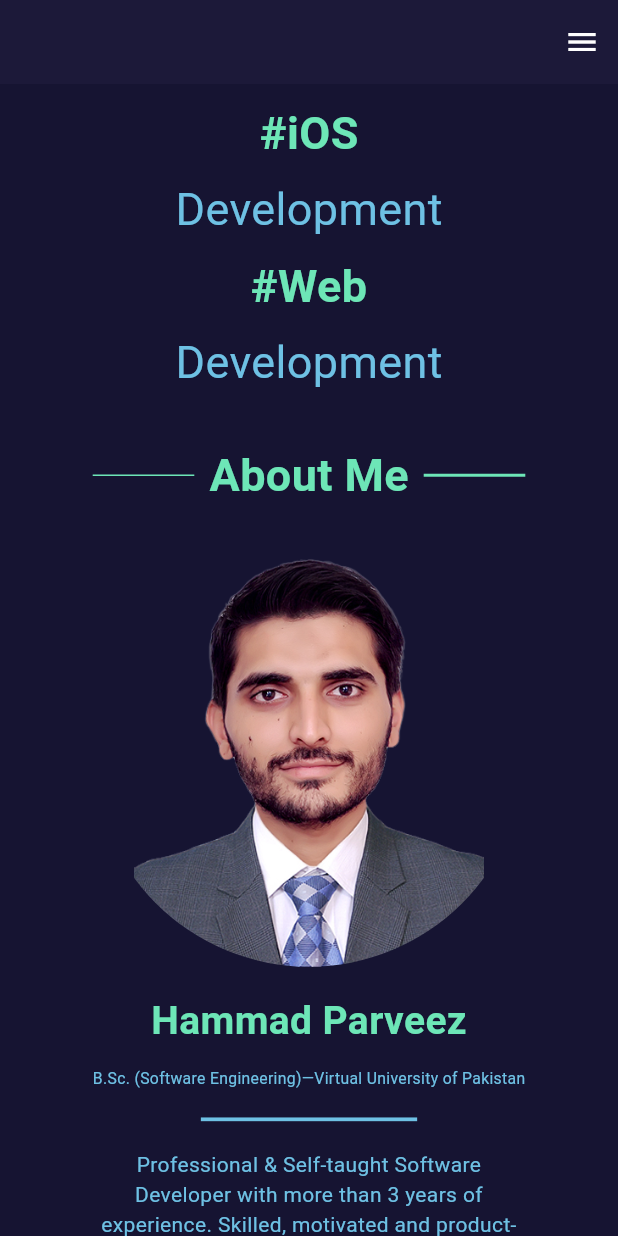
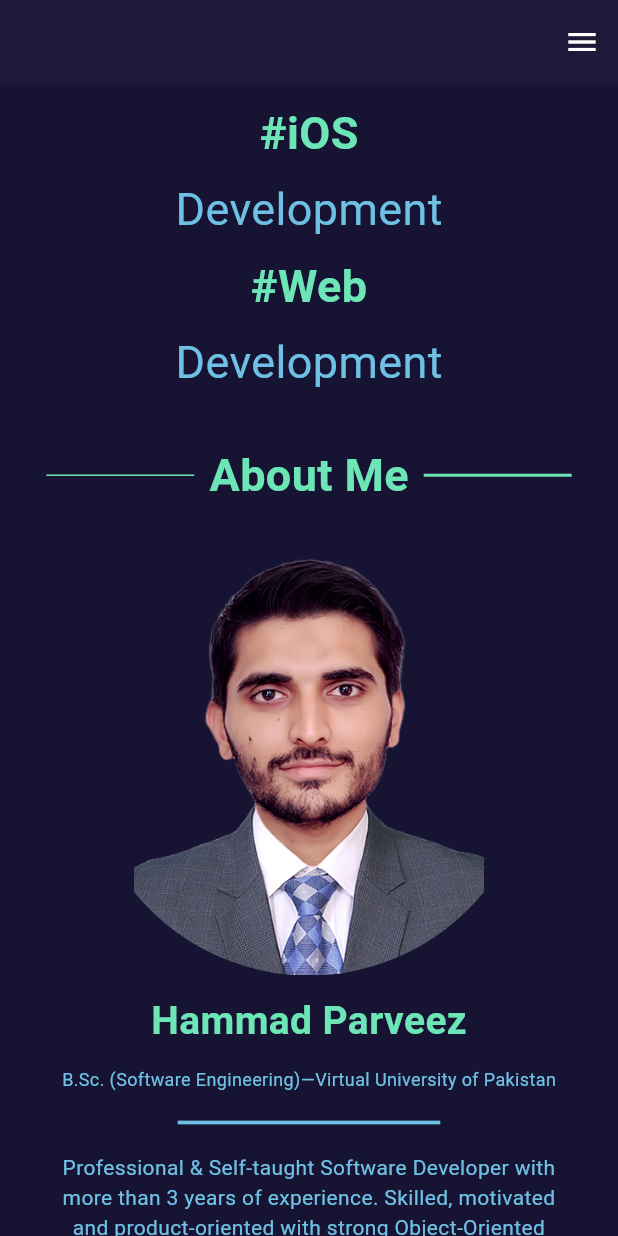
Before and after one commit to hammadparveez/app, a Flutter app: the screen it shows after launch, scrolled down 576 dp, on a phone screen of 412 x 824 dp. Run offline on Flutter 3.47's test engine with Material 2 defaults, Android fonts, the light colour scheme and no system bars; our stand-ins replace carousel_slider.

Commit message:
Design Footer and Update homescreen widthfactor

```diff
--- a/lib/screens/home/home_screen.dart
+++ b/lib/screens/home/home_screen.dart
@@ -1,6 +1,7 @@
 import 'package:fasion/screens/home/components/about_me.dart';
 import 'package:fasion/screens/home/components/contact_form.dart';
 import 'package:fasion/screens/home/components/experience.dart';
+import 'package:fasion/screens/home/components/footer.dart';
 import 'package:fasion/screens/home/components/portfolio_section.dart';
 import 'package:fasion/screens/home/components/profile_section.dart';
 import 'package:fasion/screens/home/components/skills.dart';
@@ -25,7 +26,7 @@ class HomeScreen extends StatelessWidget {
         child: SingleChildScrollView(
           child: Center(
             child: FractionallySizedBox(
-              widthFactor: .7,
+              widthFactor: .85,
               child: Column(
                 children: [
                   ProfileSection(),
@@ -34,6 +35,9 @@ class HomeScreen extends StatelessWidget {
                   SkillsSection(),
                   ExperienceSection(),
                   ContactFormSection(),
+                  const SizedBox(height: 24),
+                  Divider(color: AppColors.textColor, thickness: 3),
+                  FooterSection(),
                 ],
               ),
             ),
```
Also changed, not shown: lib/screens/home/components/footer.dart (added, +57 -0 lines).
